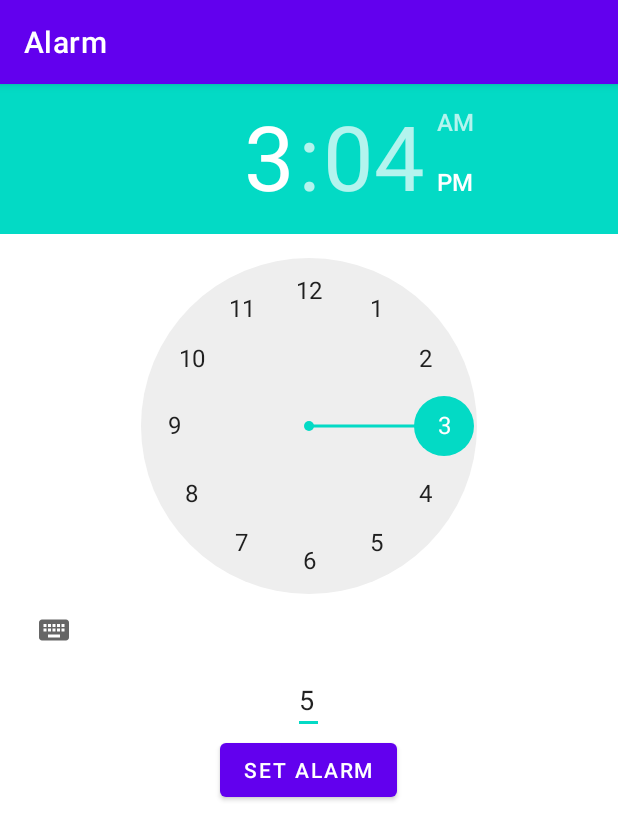
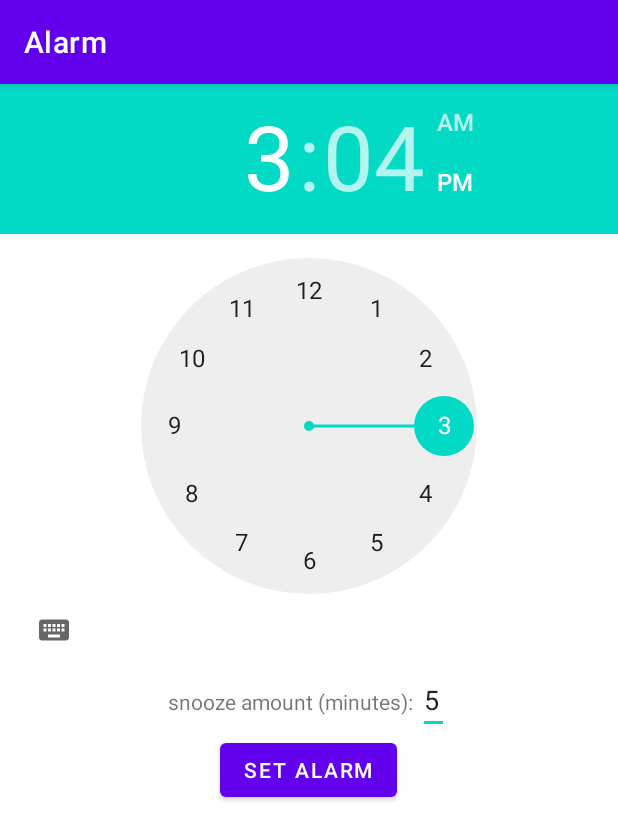
Before and after one commit to Methodology-Project/AlarmApp, an Android app: the RingActivity screen opened directly, with no data from a screen before it, after a tap on "STOP", on a phone screen of 412 x 824 dp. Shown: the top 840 px of the screen. Run offline under Robolectric (Android 15) with nearby library versions, the light colour scheme and no system bars; 1 other tap on this screen came first.

Commit message:
added an TextView explaining what the EditText is for, added linear layout, adjusted snooze time to reflect the entered time

```diff
--- a/app/src/main/java/com/example/alarmapp/RingActivity.java
+++ b/app/src/main/java/com/example/alarmapp/RingActivity.java
@@ -10,6 +10,7 @@ import android.os.Build;
 import android.os.Bundle;
 import android.telephony.SmsManager;
 import android.view.View;
+import android.widget.EditText;
 
 import com.google.android.material.snackbar.Snackbar;
 
@@ -19,10 +20,12 @@ import java.util.concurrent.TimeUnit;
 
 public class RingActivity extends AppCompatActivity {
 
+    EditText snooze;
     @Override
     protected void onCreate(Bundle savedInstanceState) {
         super.onCreate(savedInstanceState);
         setContentView(R.layout.activity_ring);
+        snooze=findViewById(R.id.snoozeAmnt);
     }
 
 
@@ -41,7 +44,8 @@ public class RingActivity extends AppCompatActivity {
 
         Intent alarmIntent = new Intent(this, Receiver.class);
         Calendar calendar = Calendar.getInstance();
-        Date nextAlarm = new Date(System.currentTimeMillis() + 30000);
+        //get snooze time entered and snooze based on that amount
+        Date nextAlarm = new Date(System.currentTimeMillis() + (Integer.parseInt(snooze.getText().toString())*6000));
         calendar.setTime(nextAlarm);
 
         alarmIntent.putExtra("alarm_on_extra", "alarm on");
--- a/app/src/main/res/layout/content_main.xml
+++ b/app/src/main/res/layout/content_main.xml
@@ -1,6 +1,5 @@
 <?xml version="1.0" encoding="utf-8"?>
-<LinearLayout
-    xmlns:android="http://schemas.android.com/apk/res/android"
+<LinearLayout xmlns:android="http://schemas.android.com/apk/res/android"
     xmlns:app="http://schemas.android.com/apk/res-auto"
     xmlns:tools="http://schemas.android.com/tools"
     android:layout_width="match_parent"
@@ -9,23 +8,32 @@
     app:layout_behavior="@string/appbar_scrolling_view_behavior">
 
     <TimePicker
+        android:id="@+id/timePicker"
         android:layout_width="match_parent"
+        android:layout_height="wrap_content" />
+
+<LinearLayout
+    android:layout_width="wrap_content"
+    android:layout_height="wrap_content"
+    android:orientation="horizontal"
+    android:layout_gravity="center_horizontal">
+    <TextView
+        android:layout_width="wrap_content"
         android:layout_height="wrap_content"
-        android:id="@+id/timePicker"/>
-
+        android:text="snooze amount (minutes): " />
     <EditText
+        android:id="@+id/snoozeAmnt"
         android:layout_width="wrap_content"
         android:layout_height="wrap_content"
         android:inputType="number"
-        android:text="5"
-        android:id="@+id/snoozeAmnt"
-        android:layout_gravity="center_horizontal"/>
+        android:text="5" />
+</LinearLayout>
 
     <Button
+        android:id="@+id/alarm_on"
         android:layout_width="wrap_content"
         android:layout_height="wrap_content"
-        android:text="@string/set_alarm"
-        android:id="@+id/alarm_on"
-        android:layout_gravity="center_horizontal"/>
+        android:layout_gravity="center_horizontal"
+        android:text="@string/set_alarm" />
 
 </LinearLayout>
```
